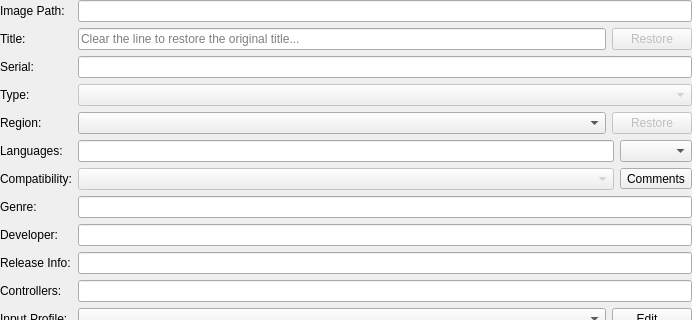
Old version of the form src/duckstation-qt/gamesummarywidget.ui in the repository kofxi3584karlayang/duckstation; both pictures show x 0 to 692 and y 0 to 320 of the 692 by 562 pixel window.
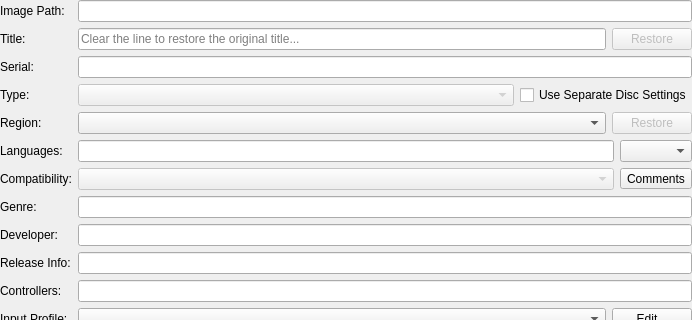
New version of the form. Icons and pictures are not drawn.

Commit message: System: Allow separate configuration for multi-disc games

What changed in the file:
```diff
--- a/src/duckstation-qt/gamesummarywidget.ui
+++ b/src/duckstation-qt/gamesummarywidget.ui
@@ -208,13 +208,6 @@
      </property>
     </widget>
    </item>
-   <item row="5" column="1">
-    <widget class="QComboBox" name="entryType">
-     <property name="enabled">
-      <bool>false</bool>
-     </property>
-    </widget>
-   </item>
    <item row="8" column="1">
     <layout class="QHBoxLayout" name="horizontalLayout" stretch="1,0">
      <item>
@@ -344,6 +337,27 @@
      </item>
     </layout>
    </item>
+   <item row="5" column="1">
+    <layout class="QHBoxLayout" name="horizontalLayout_4" stretch="1,0">
+     <item>
+      <widget class="QComboBox" name="entryType">
+       <property name="enabled">
+        <bool>false</bool>
+       </property>
+      </widget>
+     </item>
+     <item>
+      <widget class="QCheckBox" name="separateDiscSettings">
+       <property name="toolTip">
+        <string>Uses separate game settings for each disc of multi-disc games. Can only be set on the first/main disc.</string>
+       </property>
+       <property name="text">
+        <string>Use Separate Disc Settings</string>
+       </property>
+      </widget>
+     </item>
+    </layout>
+   </item>
   </layout>
  </widget>
  <resources/>
```
The commit also changes 10 other files.
